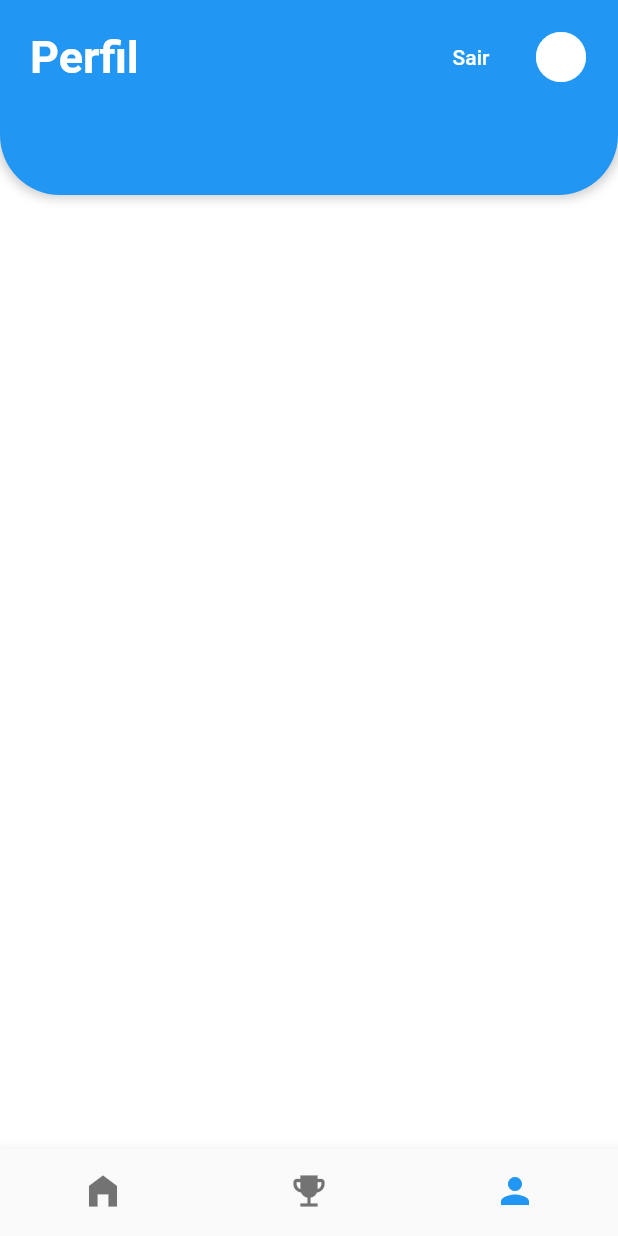
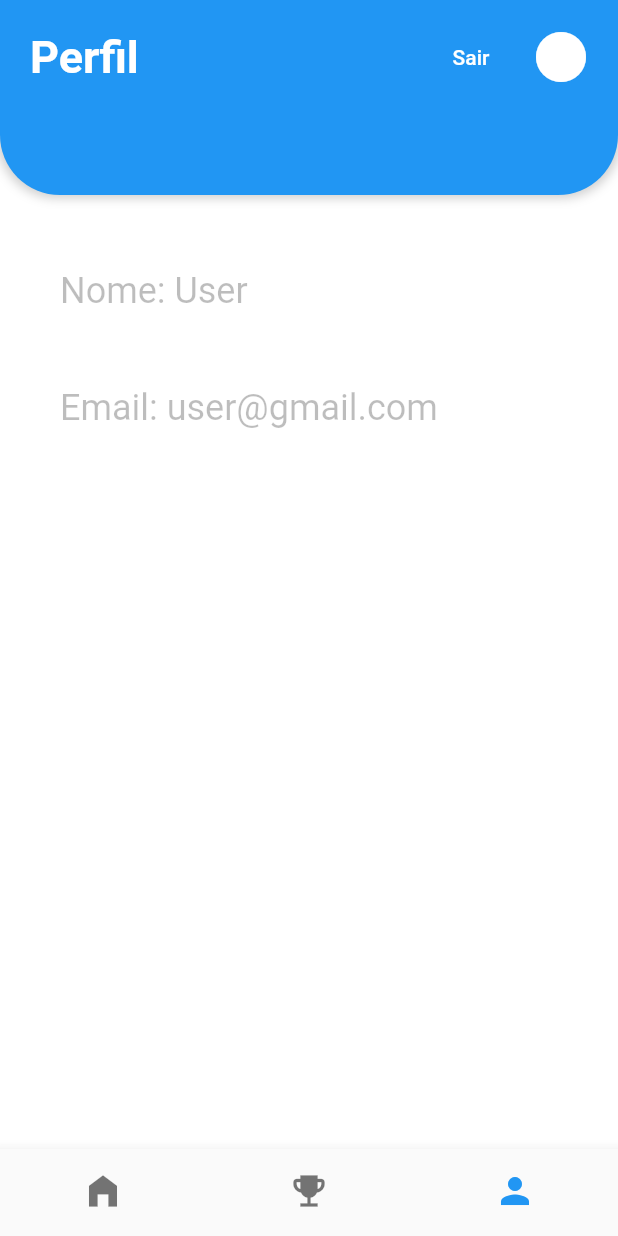
Before and after one commit to rafael1240/ChekIO, a Flutter app: the ViewPrincipal screen opened directly, swiped to page 3, on a phone screen of 412 x 824 dp. Run offline on Flutter 3.47's test engine with Material 2 defaults, Android fonts, the phone set to English and light mode, and no system bars.

Commit message:
mais coisa

```diff
--- a/lib/views/ViewLogin/ViewLoginComponent.dart
+++ b/lib/views/ViewLogin/ViewLoginComponent.dart
@@ -10,7 +10,7 @@ class ViewLoginComponent extends StatefulWidget {
 }
 
 class _ViewLoginComponentState extends State<ViewLoginComponent> {
-  bool _loginpass = false;
+  bool  _loginpass = false;
   bool _obscurePassword = true;
   bool _passworError = false;
   bool _emailError = false;
@@ -18,8 +18,8 @@ class _ViewLoginComponentState extends State<ViewLoginComponent> {
   TextEditingController _controllerPassword = TextEditingController();
 
   _buscaLoginDb(String _email ,String _password){
-    if(_email.toUpperCase() == "RAFAEL"){
-      if(_password == "14051402"){
+    if(_email.toUpperCase() == "USER"){
+      if(_password == "001"){
         setState(() {
           _emailError = false;
           _passworError = false;
@@ -47,7 +47,6 @@ class _ViewLoginComponentState extends State<ViewLoginComponent> {
       throw 'Could not launch $url';
     }
   }
-
 
   loginPassConfirmation(loginpass){
     if(loginpass == false){
--- a/lib/views/ViewOne/ViewOnePage.dart
+++ b/lib/views/ViewOne/ViewOnePage.dart
@@ -54,7 +54,7 @@ class _ViewOnePageState extends State<ViewOnePage> {
                   children: [
                     Padding(
                       padding: EdgeInsets.all(20),
-                      child: Text("Welcome,\nUser !",
+                      child: Text("Bem vindo,\nUser !",
                         textAlign: TextAlign.left,
                         style: TextStyle(
                           color: Colors.white,
@@ -81,7 +81,7 @@ class _ViewOnePageState extends State<ViewOnePage> {
                     decoration: InputDecoration(
                       fillColor: Colors.white,
                       contentPadding: EdgeInsets.symmetric(horizontal: 30,vertical: 20),
-                      hintText: "Search events",
+                      hintText: "Buscar eventos",
                       filled: true,
                       border: InputBorder.none,
                       prefixIcon: IconButton(
--- a/lib/views/ViewPrincipal/ViewPrincipal.dart
+++ b/lib/views/ViewPrincipal/ViewPrincipal.dart
@@ -8,7 +8,7 @@ import '../ViewLogin/ViewLoginComponent.dart';
 
 
 class ViewPrincipal extends StatefulWidget {
-  const ViewPrincipal({super.key});
+  ViewPrincipal({super.key});
 
   @override
   State<ViewPrincipal> createState() => _ViewPrincipalState();
--- a/lib/views/ViewThree/ViewThreePage.dart
+++ b/lib/views/ViewThree/ViewThreePage.dart
@@ -58,6 +58,7 @@ class _ViewThreePageState extends State<ViewThreePage> {
                         children: [
                           TextButton(
                             onPressed: (){
+                              Navigator.pushReplacement(context, MaterialPageRoute(builder: (context) => ViewLoginComponent()));
                             },
                             child: Text("Sair",
                               style: TextStyle(
@@ -66,8 +67,7 @@ class _ViewThreePageState extends State<ViewThreePage> {
                             )
                           ),
                           IconButton(
-                            onPressed: (){
-                            },
+                            onPressed: (){},
                             icon: Icon(Icons.circle),
                             iconSize: 40,
                             color: Colors.white,
@@ -83,6 +83,32 @@ class _ViewThreePageState extends State<ViewThreePage> {
           ),
         ),
       ),
+      body: Column(
+        children: [
+          Padding(
+            padding: EdgeInsets.all(40),
+            child: Row(
+              children: [
+                Text("Nome: User",style: TextStyle(
+                  fontSize: 24,
+                  color: Colors.black26
+                ),)
+              ],
+            )
+          ),
+          Padding(
+            padding: EdgeInsets.symmetric(horizontal: 40,vertical: 10),
+            child: Row(
+              children: [
+                Text("Email: user@gmail.com",style: TextStyle(
+                  fontSize: 24,
+                  color: Colors.black26
+                ),)
+              ],
+            ),
+          )
+        ],
+      ),
     );
   }
 }
--- a/lib/views/ViewTwo/ViewTwoPage.dart
+++ b/lib/views/ViewTwo/ViewTwoPage.dart
@@ -23,7 +23,7 @@ class _ViewTwoPageState extends State<ViewTwoPage> {
               child: Row(
                 mainAxisAlignment: MainAxisAlignment.spaceBetween,
                 children: [
-                  Text("Your events !",
+                  Text("Seus eventos !",
                     style: TextStyle(
                       color: Colors.white,
                       fontSize: 30,
```
